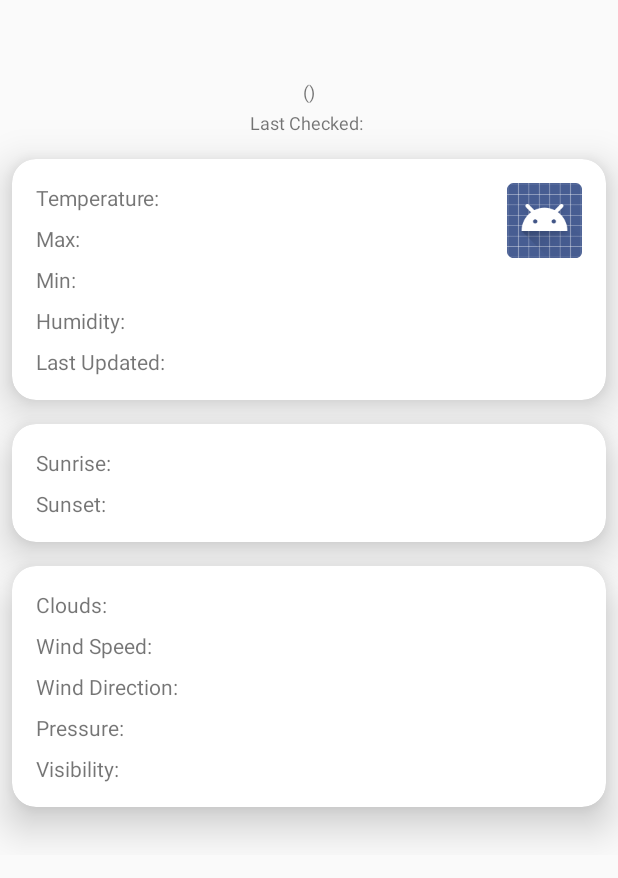
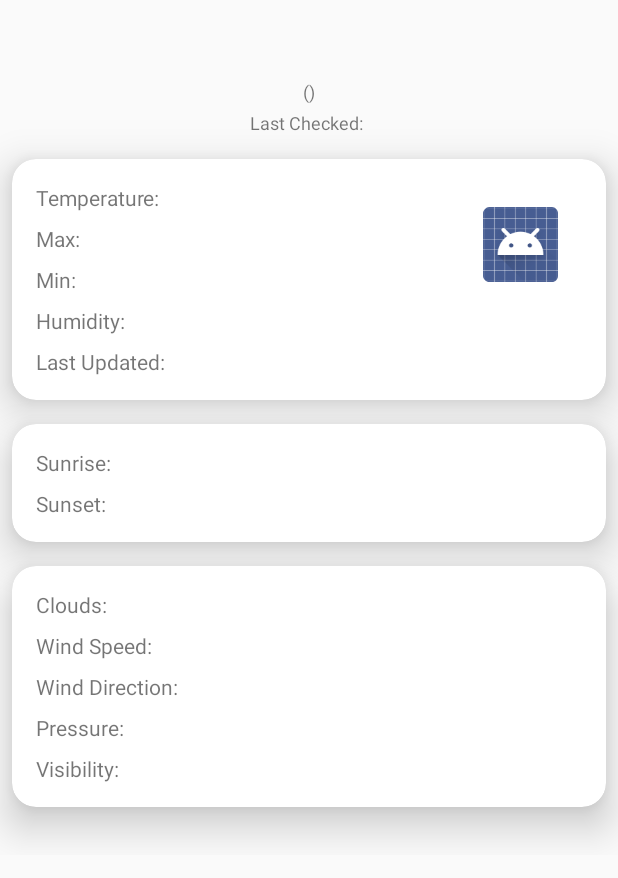
Before and after one commit to psmann/WeatherMan, an Android app: the layout activity_main.xml on its own in the app's theme, with its tools: preview values and no code run, on a phone screen of 412 x 824 dp. Shown: the top 878 px of the screen. Run offline under Robolectric (Android 15) with nearby library versions, the phone set to English and light mode, and no system bars.

Commit message:
image handling using glide for weather icons

```diff
--- a/app/src/main/res/layout/activity_main.xml
+++ b/app/src/main/res/layout/activity_main.xml
@@ -180,19 +180,20 @@
 
                         <TextView
                             android:id="@+id/description"
-                            android:layout_width="wrap_content"
-                            android:layout_height="wrap_content"
-                            android:layout_marginStart="8dp"
-                            android:layout_marginTop="8dp"
-                            app:layout_constraintStart_toStartOf="@+id/weather_icon"
+                            android:layout_width="64dp"
+                            android:layout_height="64dp"
+                            android:layout_marginEnd="25dp"
+                            android:textAlignment="center"
+                            android:textStyle="bold"
+                            app:layout_constraintEnd_toEndOf="parent"
                             app:layout_constraintTop_toBottomOf="@+id/weather_icon" />
 
                         <ImageView
                             android:id="@+id/weather_icon"
                             android:layout_width="50dp"
                             android:layout_height="50dp"
-                            android:layout_marginTop="16dp"
-                            android:layout_marginEnd="16dp"
+                            android:layout_marginTop="32dp"
+                            android:layout_marginEnd="32dp"
                             android:contentDescription="@string/weather_icon"
                             android:src="@android:drawable/sym_def_app_icon"
                             app:layout_constraintEnd_toEndOf="parent"
```
